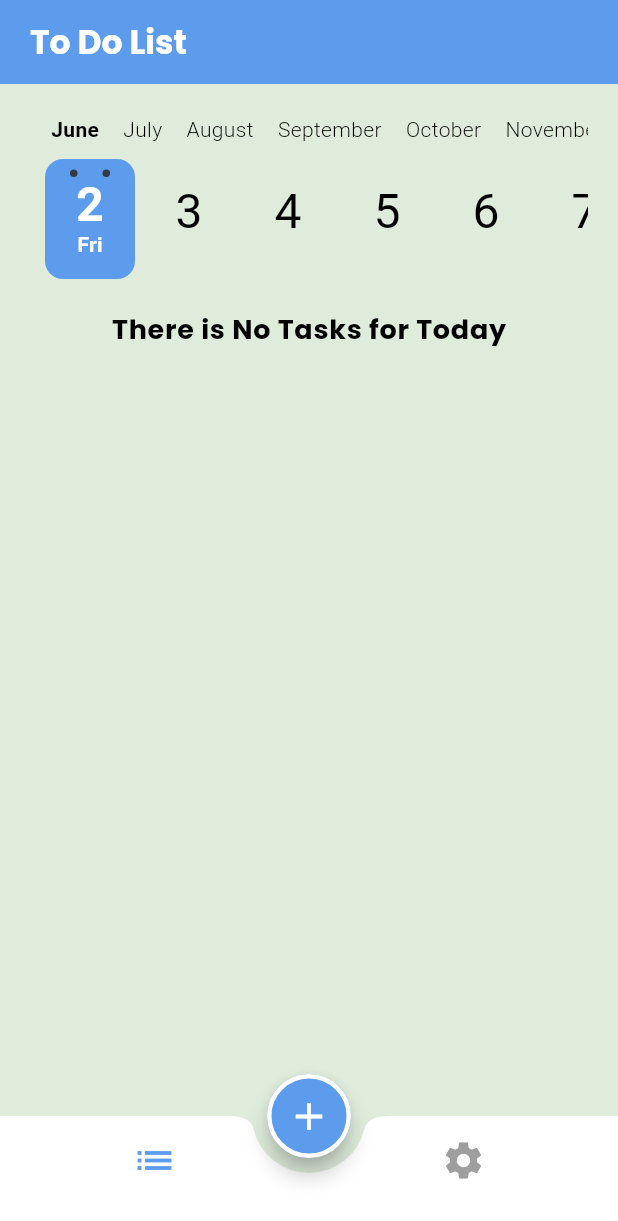
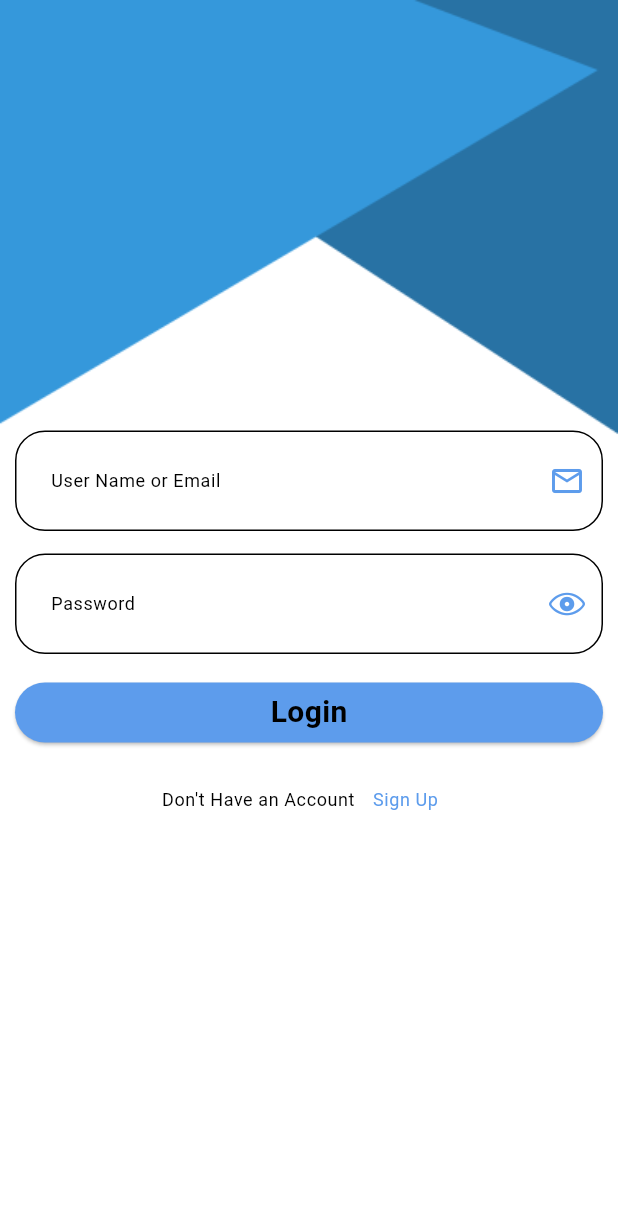
Before and after one commit to heshamgasser/new_todo_app, a Flutter app: the screen it shows after launch, on a phone screen of 412 x 824 dp. Shown: the top 1221 px of the screen. Run offline on Flutter 3.47's test engine with Material 2 defaults, Android fonts, the phone set to English and light mode, and no system bars; drawn by our look-alikes of calendar_timeline; our stand-ins replace cloud_firestore, firebase_core, flutter_slidable, google_fonts, shared_preferences; accounts and stored records are empty; generated files the repository leaves out were written again.

Commit message:
adding login & sign up screen

```diff
--- a/lib/l10n/app_ar.arb
+++ b/lib/l10n/app_ar.arb
@@ -24,6 +24,7 @@
   "update": "تحديث",
   "updateDateTime": "تحديث التاريخ و الوقت",
   "editTask": "تحرير المهمة",
+  "taskComplet": "تم انتهاء المهمة",
   "noTasks": "لا توجد مهام لهذا اليوم",
   "wrongMessage": "هناك خطأ ما",
   "tryAgain": "حاول مرة أخري",
--- a/lib/l10n/app_en.arb
+++ b/lib/l10n/app_en.arb
@@ -23,6 +23,7 @@
   "open": "Open",
   "update": "Update",
   "updateDateTime": "Update Date & Time",
+  "taskComplet": "Task is Done",
   "editTask": "Edit Task",
   "wrongMessage": "Something Went Wrong",
   "tryAgain": "Try Again",
--- a/lib/main.dart
+++ b/lib/main.dart
@@ -1,6 +1,9 @@
 import 'package:app_template/home_layout/home_layout.dart';
 import 'package:app_template/provider/app_provider.dart';
+import 'package:app_template/screens/login_screen.dart';
+import 'package:app_template/screens/signUp_screen.dart';
 import 'package:app_template/shared/style/myThemeData.dart';
+import 'package:cloud_firestore/cloud_firestore.dart';
 import 'package:firebase_core/firebase_core.dart';
 import 'package:flutter/material.dart';
 import 'package:flutter_gen/gen_l10n/app_localizations.dart';
@@ -14,6 +17,7 @@ void main() async {
   await Firebase.initializeApp(
     options: DefaultFirebaseOptions.currentPlatform,
   );
+  FirebaseFirestore.instance.disableNetwork();
   runApp(
     ChangeNotifierProvider(
       create: (context) => AppProvider(),
@@ -45,9 +49,11 @@ class TodoApp extends StatelessWidget {
         Locale('ar'), // Arabic
       ],
       locale: Locale(appProvider.language),
-      initialRoute: HomeScreen.routeName,
+      initialRoute: LoginScreen.routeName,
       routes: {
         HomeScreen.routeName: (context) => HomeScreen(),
+        LoginScreen.routeName: (context) => LoginScreen(),
+        SignUpScreen.routeName: (context) => SignUpScreen(),
       },
     );
   }
--- /dev/null
+++ b/lib/screens/login_screen.dart
@@ -0,0 +1,103 @@
+import 'package:app_template/home_layout/home_layout.dart';
+import 'package:app_template/screens/signUp_screen.dart';
+import 'package:app_template/screens/widget/login_signUp_widgets/custom_email_textFormField.dart';
+import 'package:app_template/screens/widget/login_signUp_widgets/custom_password_textFormField.dart';
+import 'package:flutter/cupertino.dart';
+import 'package:flutter/material.dart';
+
+class LoginScreen extends StatefulWidget {
+  static const String routeName = 'Login Screen';
+
+  @override
+  State<LoginScreen> createState() => _LoginScreenState();
+}
+
+class _LoginScreenState extends State<LoginScreen> {
+  TextEditingController emailController = TextEditingController();
+
+  TextEditingController passwordController = TextEditingController();
+
+  bool secure = true;
+
+  GlobalKey<FormState> loginFormKey = GlobalKey();
+
+  @override
+  Widget build(BuildContext context) {
+    return Stack(
+      children: [
+        Image.asset(
+          'assets/images/SIGN IN.png',
+          width: double.infinity,
+          fit: BoxFit.fill,
+        ),
+        Scaffold(
+          backgroundColor: Colors.transparent,
+          body: Padding(
+            padding:
+                const EdgeInsets.only(top: 30, left: 10, right: 10, bottom: 10),
+            child: Form(
+              key: loginFormKey,
+              child: Column(
+                mainAxisAlignment: MainAxisAlignment.center,
+                crossAxisAlignment: CrossAxisAlignment.stretch,
+                children: [
+                  CustomTextFormField(
+                    label: 'User Name or Email',
+                    suffix: Icons.email_outlined,
+                    controller: emailController,
+                  ),
+                  SizedBox(height: 15),
+                  CustomPasswordTextFormField(
+                    label: 'Password',
+                    controller: passwordController,
+                    obscure: secure,
+                    onTapped: () {
+                      secure = !secure;
+                    },
+                    iconData:
+                        secure ? CupertinoIcons.eye : CupertinoIcons.eye_slash,
+                  ),
+                  SizedBox(height: 15),
+                  ElevatedButton(
+                    style: ElevatedButton.styleFrom(
+                        backgroundColor: Theme.of(context).primaryColor),
+                    onPressed: () {
+                      Navigator.pushReplacementNamed(
+                          context, HomeScreen.routeName);
+                    },
+                    child: Text(
+                      'Login',
+                      style: Theme.of(context).textTheme.bodyMedium,
+                    ),
+                  ),
+                  SizedBox(height: 10),
+                  Row(
+                    mainAxisAlignment: MainAxisAlignment.center,
+                    children: [
+                      Text(
+                        "Don't Have an Account",
+                        style: Theme.of(context).textTheme.bodySmall,
+                      ),
+                      TextButton(
+                        onPressed: () {
+                          Navigator.pushReplacementNamed(
+                              context, SignUpScreen.routeName);
+                        },
+                        child: Text('Sign Up',
+                            style: Theme.of(context)
+                                .textTheme
+                                .bodySmall!
+                                .copyWith(
+                                    color: Theme.of(context).primaryColor)),
+                      ),
+                    ],
+                  ),
+                ],
+              ),
+            ),
+          ),
+        ),
+      ],
+    );
+  }
+}
--- a/lib/screens/note_screen.dart
+++ b/lib/screens/note_screen.dart
@@ -20,7 +20,6 @@ class _NotesScreenState extends State<NotesScreen> {
     return ChangeNotifierProvider(
       create: (context) => DateTimeProvider(),
       builder: (context, child) {
-        var pro = Provider.of<DateTimeProvider>(context);
         return Padding(
           padding: const EdgeInsets.all(20.0),
           child: Column(
@@ -38,6 +37,7 @@ class _NotesScreenState extends State<NotesScreen> {
                     selectedDate = p0;
                   });
                 },
+                locale: 'en',
                 leftMargin: 10,
                 monthColor: Theme.of(context).colorScheme.onSurface,
                 dayColor: Theme.of(context).colorScheme.onSurface,
--- /dev/null
+++ b/lib/screens/widget/login_signUp_widgets/custom_email_textFormField.dart
@@ -0,0 +1,58 @@
+import 'package:flutter/material.dart';
+import 'package:flutter_gen/gen_l10n/app_localizations.dart';
+
+class CustomTextFormField extends StatelessWidget {
+  String label;
+  IconData suffix;
+  TextEditingController controller;
+
+  CustomTextFormField(
+      {required this.label, required this.suffix, required this.controller});
+
+  @override
+  Widget build(BuildContext context) {
+    return TextFormField(
+      controller: controller,
+      validator: (value) {
+        if (value != null && value.isEmpty) {
+          return AppLocalizations.of(context)!.fieldRequired;
+        }
+        return null;
+      },
+      textInputAction: TextInputAction.next,
+      decoration: InputDecoration(
+        labelText: label,
+        labelStyle: Theme.of(context).textTheme.bodySmall,
+        contentPadding: EdgeInsets.all(20),
+        suffixIcon: Icon(
+          suffix,
+          color: Theme.of(context).primaryColor,
+        ),
+        disabledBorder: OutlineInputBorder(
+          borderRadius: BorderRadius.circular(20),
+          borderSide:
+              BorderSide(color: Theme.of(context).colorScheme.onBackground),
+        ),
+        border: OutlineInputBorder(
+          borderRadius: BorderRadius.circular(20),
+          borderSide:
+              BorderSide(color: Theme.of(context).colorScheme.onBackground),
+        ),
+        enabledBorder: OutlineInputBorder(
+          borderRadius: BorderRadius.circular(20),
+          borderSide:
+              BorderSide(color: Theme.of(context).colorScheme.onBackground),
+        ),
+        focusedBorder: OutlineInputBorder(
+          borderRadius: BorderRadius.circular(20),
+          borderSide:
+              BorderSide(color: Theme.of(context).colorScheme.onBackground),
+        ),
+        errorBorder: OutlineInputBorder(
+          borderRadius: BorderRadius.circular(20),
+          borderSide: BorderSide(color: Theme.of(context).colorScheme.error),
+        ),
+      ),
+    );
+  }
+}
--- /dev/null
+++ b/lib/screens/widget/login_signUp_widgets/custom_password_textFormField.dart
@@ -0,0 +1,61 @@
+import 'package:flutter/material.dart';
+
+class CustomPasswordTextFormField extends StatelessWidget {
+  bool obscure;
+  String label;
+  IconData iconData;
+  Function onTapped;
+  TextEditingController controller;
+
+  CustomPasswordTextFormField(
+      {required this.label,
+      required this.iconData,
+      required this.controller,
+      this.obscure = true,
+      required this.onTapped});
+
+  @override
+  Widget build(BuildContext context) {
+    return TextFormField(
+      controller: controller,
+      textInputAction: TextInputAction.next,
+      obscureText: obscure,
+      decoration: InputDecoration(
+        labelText: label,
+        labelStyle: Theme.of(context).textTheme.bodySmall,
+        contentPadding: EdgeInsets.all(20),
+        suffixIcon: IconButton(
+          onPressed: () {
+            onTapped();
+          },
+          icon: Icon(iconData),
+          color: Theme.of(context).primaryColor,
+        ),
+        disabledBorder: OutlineInputBorder(
+          borderRadius: BorderRadius.circular(20),
+          borderSide:
+              BorderSide(color: Theme.of(context).colorScheme.onBackground),
+        ),
+        border: OutlineInputBorder(
+          borderRadius: BorderRadius.circular(20),
+          borderSide:
+              BorderSide(color: Theme.of(context).colorScheme.onBackground),
+        ),
+        enabledBorder: OutlineInputBorder(
+          borderRadius: BorderRadius.circular(20),
+          borderSide:
+              BorderSide(color: Theme.of(context).colorScheme.onBackground),
+        ),
+        focusedBorder: OutlineInputBorder(
+          borderRadius: BorderRadius.circular(20),
+          borderSide:
+              BorderSide(color: Theme.of(context).colorScheme.onBackground),
+        ),
+        errorBorder: OutlineInputBorder(
+          borderRadius: BorderRadius.circular(20),
+          borderSide: BorderSide(color: Theme.of(context).colorScheme.error),
+        ),
+      ),
+    );
+  }
+}
--- a/pubspec.yaml
+++ b/pubspec.yaml
@@ -70,8 +70,8 @@ flutter:
   uses-material-design: true
 
   # To add assets to your application, add an assets section, like this:
-  # assets:
-  #   - images/a_dot_burr.jpeg
+  assets:
+    - assets/images/
   #   - images/a_dot_ham.jpeg
 
   # An image asset can refer to one or more resolution-specific "variants", see
```
Also changed, not shown: lib/screens/signUp_screen.dart (added, +122 -0 lines), lib/screens/widget/add_task/add_note_modalSheet.dart (+3 -4 lines), lib/screens/widget/add_task/edit_note_modalSheet.dart (+2 -6 lines), lib/screens/widget/add_task/task_item.dart (+13 -7 lines), assets/images/2.0x/SIGN IN@2x.png (added), assets/images/3.0x/SIGN IN@3x.png (added), assets/images/SIGN IN.png (added), assets/images/SIGN IN@2x.png (added), assets/images/SIGN IN@3x.png (added).
